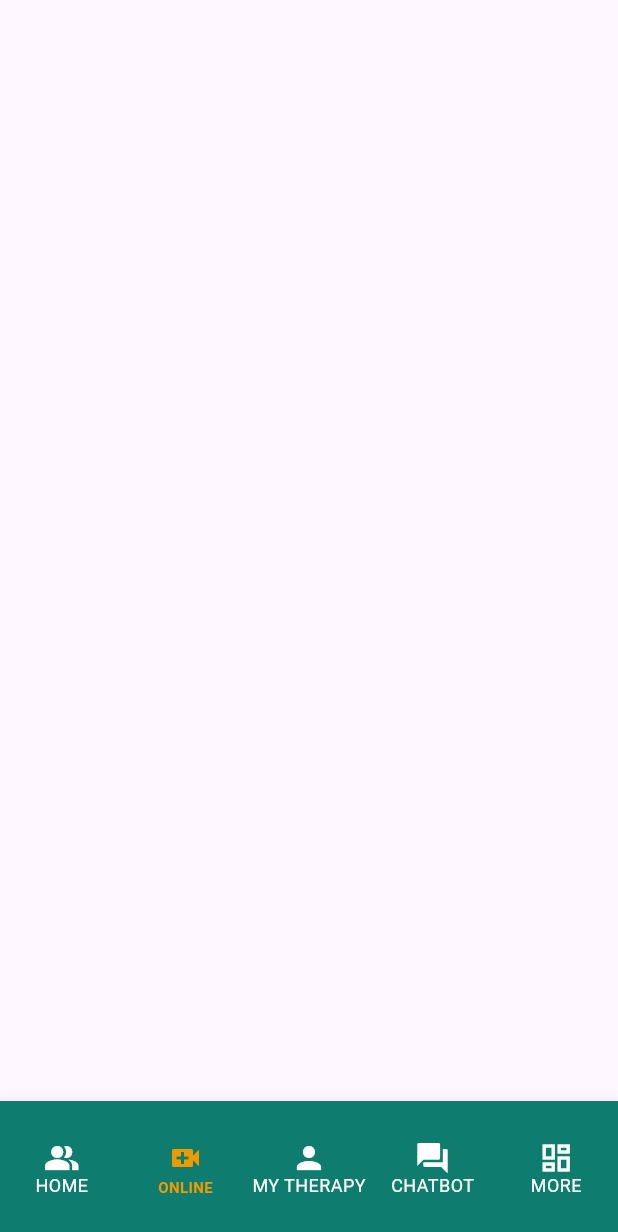
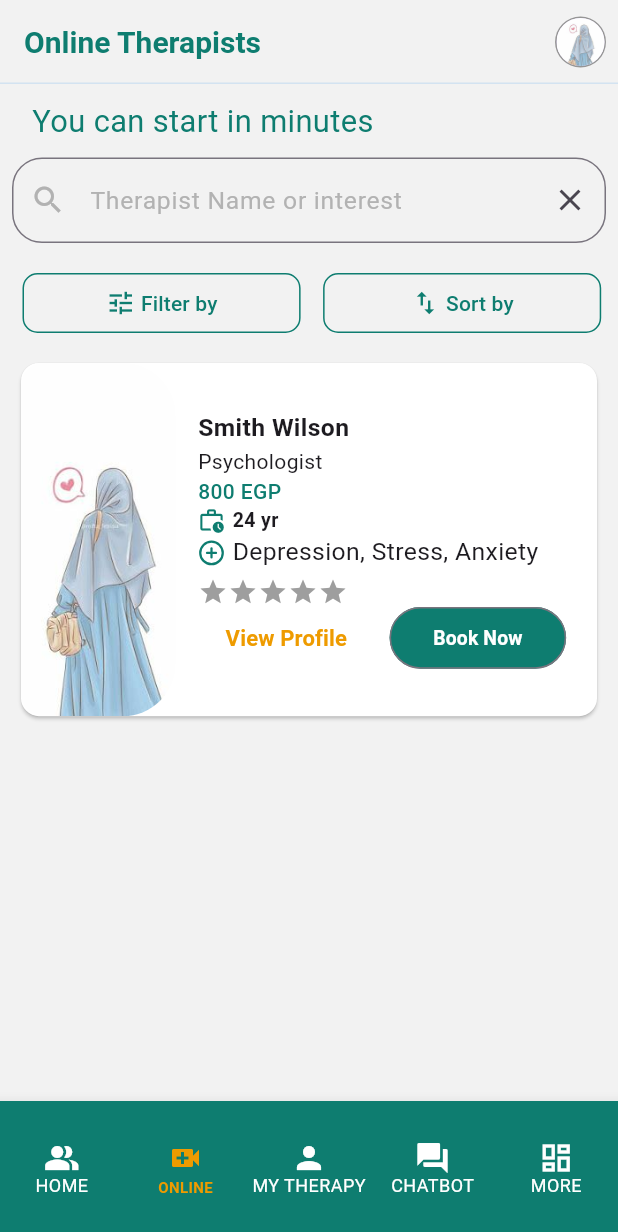
Before and after one commit to RokayaFawzy/tameit, a Flutter app: the screen it shows after launch, item 2 of the bottom bar chosen, on a phone screen of 412 x 824 dp. Shown: the top 1232 px of the screen. Run offline on Flutter 3.47's test engine with Material 3 defaults, Android fonts, the phone set to English and light mode, and no system bars; drawn by our look-alikes of flutter_rating_bar; our stand-ins replace flutter_feather_icons, google_fonts, intl_phone_field; missing offline and left inert: flutter_verification_code.

Commit message:
online therapists

```diff
--- /dev/null
+++ b/tame_it/lib/Screens/navbar_Root_Screens/branch_Screens/onlinepage.dart
@@ -0,0 +1,255 @@
+import 'package:flutter/material.dart';
+import 'package:tame_it/values/values.dart';
+import '../../../Models/Doctor_model.dart';
+import '../../../widgets/custom_card.dart';
+
+class OnlineTherapists extends StatefulWidget {
+  const OnlineTherapists({super.key});
+
+  @override
+  State<OnlineTherapists> createState() => __OnlineTherapistsStateState();
+}
+
+class __OnlineTherapistsStateState extends State<OnlineTherapists> {
+  final TextEditingController _searchController = TextEditingController();
+      var size,height,width;
+  @override
+  Widget build(BuildContext context) {
+     size = MediaQuery.of(context).size;
+    height = size.height;
+    width = size.width;
+    var heightOfScreen = MediaQuery.of(context).size.height;
+    var widthOfScreen = MediaQuery.of(context).size.width;
+    return Scaffold(
+        backgroundColor: AppColors.whiteShade3,
+        body: DefaultTabController(
+            length: 2,
+            child: GestureDetector(
+                child: Stack(children: <Widget>[
+              ListView(children: <Widget>[
+                Container(
+                  margin: EdgeInsets.only(
+                    left: widthOfScreen * 0.1,
+                    right: widthOfScreen * 0.3,
+                  ),
+                ),
+                Container(
+                  height: heightOfScreen,
+                  child: _buildMyTherapy(),
+                )
+              ])
+            ]))));
+  }
+
+  Widget _buildMyTherapy() {
+    return Scaffold(
+        backgroundColor: AppColors.whiteShade3,
+        appBar: AppBar(
+            backgroundColor: AppColors.whiteShade3,
+            shape: const Border(
+                bottom: BorderSide(
+              color: AppColors.whiteShade4,
+              width: 1,
+            )),
+            title: const Text('Online Therapists',
+                style: TextStyle(
+                  color: AppColors.deepsea,
+                  fontSize: 20,
+                  fontWeight: FontWeight.bold,
+                )),
+            actions: [
+              Row(mainAxisAlignment: MainAxisAlignment.spaceEvenly, children: [
+                Padding(
+                    padding: const EdgeInsets.only(right: 8.0),
+                    child: GestureDetector(
+                        onTap: () {
+                          Navigator.of(context).pushNamed('/Profile');
+                        },
+                        child: const CircleAvatar(
+                            radius: 17,
+                            backgroundColor: Colors.black38,
+                            child: CircleAvatar(
+                              radius: 16,
+                              backgroundImage:
+                                  AssetImage('assets/images/123.jpg'),
+                            ))))
+              ])
+            ]),
+        body: SafeArea(
+            child: SingleChildScrollView(
+                child: Column(
+                    crossAxisAlignment: CrossAxisAlignment.start,
+                    children: [
+              SizedBox(height: 10),
+              Text('    You can start in minutes',
+                  style: TextStyle(
+                    color: AppColors.deepsea,
+                    fontSize: width/20,
+                  )),
+              SizedBox(height: 2),
+              Padding(
+                  padding: const EdgeInsets.all(8.0),
+                  child: Row(children: [
+                    Expanded(
+                        child: TextField(
+                            controller: _searchController,
+                            keyboardType: TextInputType.text,
+                            decoration: InputDecoration(
+                                hintText: 'Therapist Name or interest',
+                                hintStyle: TextStyle(
+                                    color: AppColors.greyShade7, fontSize: width/25),
+                                prefixIcon: IconButton(
+                                    icon: const Icon(
+                                      Icons.search,
+                                      color: AppColors.greyShade7,
+                                    ),
+                                    onPressed: () {
+                                      // Perform the search here
+                                    }),
+                                suffixIcon: IconButton(
+                                  icon: Icon(Icons.clear),
+                                  onPressed: () => _searchController.clear(),
+                                ),
+                                border: OutlineInputBorder(
+                                  borderRadius: BorderRadius.circular(20.0),
+                                ))))
+                  ])),
+              const SizedBox(
+                height: 8,
+              ),
+              Row(
+                children: [
+                  Padding(
+                      padding: const EdgeInsets.only(left: 15.0),
+                      child: Row(children: [
+                        Container(
+                            width: width * 0.45,
+                            child: OutlinedButton(
+                                style: ButtonStyle(
+                                    side: MaterialStateProperty.all(
+                                        const BorderSide(
+                                            color: AppColors.deepsea,
+                                            width: 1.0,
+                                            style: BorderStyle.solid)),
+                                    shape: const MaterialStatePropertyAll(
+                                        RoundedRectangleBorder(
+                                      borderRadius:
+                                          BorderRadius.all(Radius.circular(10)),
+                                    ))),
+                                child: const Row(
+                                    mainAxisAlignment: MainAxisAlignment.center,
+                                    children: [
+                                      Icon(
+                                        Icons.tune,
+                                        color: AppColors.deepsea,
+                                        size: 20,
+                                      ),
+                                      Text(' Filter by',
+                                          style: TextStyle(
+                                            color: AppColors.deepsea,
+                                          ))
+                                    ]),
+                                onPressed: () {
+                                  Navigator.of(context)
+                                      .pushNamed('/FiltersScreen');
+                                }))
+                      ])),
+                  Padding(
+                      padding: const EdgeInsets.only(left: 15.0),
+                      child: Row(children: [
+                        Container(
+                            width: width * 0.45,
+                            child: OutlinedButton(
+                                style: ButtonStyle(
+                                    side: MaterialStateProperty.all(
+                                        const BorderSide(
+                                            color: AppColors.deepsea,
+                                            width: 1.0,
+                                            style: BorderStyle.solid)),
+                                    shape: const MaterialStatePropertyAll(
+                                        RoundedRectangleBorder(
+                                      borderRadius:
+                                          BorderRadius.all(Radius.circular(10)),
+                                    ))),
+                                child: const Row(
+                                    mainAxisAlignment: MainAxisAlignment.center,
+                                    children: [
+                                      Icon(
+                                        Icons.swap_vert,
+                                        color: AppColors.deepsea,
+                                        size: 20,
+                                      ),
+                                      Text(' Sort by',
+                                          style: TextStyle(
+                                            color: AppColors.deepsea,
+                                          ))
+                                    ]),
+                                onPressed: _showMultiSelect))
+                      ]))
+                ],
+              ),
+              SizedBox(
+                height: 12,
+              ),
+              DoctorCard(
+                doctor: Doctor(
+                    firstName: 'Smith',
+                    specialty: 'Psychologist',
+                    rating: 5,
+                    lastName: ' Wilson',
+                    price: '800',
+                    experienceYears: '24 yr',
+                    interest: 'Depression, Stress, Anxiety',
+                    image: 'assets/images/123.jpg'),
+              ),
+            ]))));
+  }
+
+//Sorted by page
+  String _selectedItem = ''; // Declaration and initialization of _selectedItem
+
+  void _showMultiSelect() {
+    final List<String> items = [
+      'Price: low to high',
+      'Price: high to low',
+      'Customer rating',
+      'Most popular'
+    ];
+    showDialog(
+        context: context,
+        builder: (BuildContext context) {
+          return AlertDialog(
+              title: Text("Sorting By",
+                  style: TextStyle(
+                    color: AppColors.deepsea,
+                    fontSize: 16,
+                    fontWeight: FontWeight.w600,
+                    fontFamily: 'Domine',
+                  )),
+              content: Column(mainAxisSize: MainAxisSize.min, children: [
+                for (String item in items)
+                  RadioListTile<String>(
+                      title: Text(item,
+                          style: TextStyle(color: AppColors.deepsea)),
+                      value: item,
+                      groupValue: _selectedItem,
+                      onChanged: (value) {
+                        setState(() {
+                          _selectedItem = value!;
+                        });
+                        Navigator.pop(context);
+                      },
+                      activeColor: AppColors.OrangePeel)
+              ]),
+              actions: <Widget>[
+                TextButton(
+                    onPressed: () {
+                      Navigator.pop(context);
+                    },
+                    style: TextButton.styleFrom(
+                        foregroundColor: AppColors.OrangePeel),
+                    child: Text('Cancel'))
+              ]);
+        });
+  }
+}
--- a/tame_it/lib/Screens/navbar_Root_Screens/branch_Screens/therapistspage.dart
+++ b/tame_it/lib/Screens/navbar_Root_Screens/branch_Screens/therapistspage.dart
@@ -1,6 +1,5 @@
 import 'package:flutter/material.dart';
 import 'package:tame_it/values/values.dart';
-
 import '../../../Models/Doctor_model.dart';
 import '../../../widgets/custom_card.dart';
 
@@ -18,7 +17,6 @@ class __TherapistsStateState extends State<Therapists> {
   Widget build(BuildContext context) {
     var heightOfScreen = MediaQuery.of(context).size.height;
     var widthOfScreen = MediaQuery.of(context).size.width;
-    ThemeData theme = Theme.of(context);
 
     return Scaffold(
         backgroundColor: AppColors.whiteShade3,
@@ -45,7 +43,6 @@ class __TherapistsStateState extends State<Therapists> {
   }
 
   Widget _buildMyTherapy() {
-    var heightOfScreen = MediaQuery.of(context).size.height;
     var widthOfScreen = MediaQuery.of(context).size.width;
     return Scaffold(
         backgroundColor: AppColors.whiteShade3,
@@ -87,7 +84,6 @@ class __TherapistsStateState extends State<Therapists> {
               padding: const EdgeInsets.all(8.0),
               child: Row(children: [
                 Expanded(
-                    // Use a Material design search bar
                     child: TextField(
                         controller: _searchController,
                         keyboardType: TextInputType.text,
@@ -123,7 +119,8 @@ class __TherapistsStateState extends State<Therapists> {
                         width: widthOfScreen * 0.45,
                         child: OutlinedButton(
                             style: ButtonStyle(
-                            side: MaterialStateProperty.all(const BorderSide(
+                                side: MaterialStateProperty.all(
+                                    const BorderSide(
                                         color: AppColors.deepsea,
                                         width: 1.0,
                                         style: BorderStyle.solid)),
@@ -147,9 +144,7 @@ class __TherapistsStateState extends State<Therapists> {
                                 ]),
                             onPressed: () {
                               Navigator.of(context).pushNamed('/FiltersScreen');
-                        },
-                      ),
-                    )
+                            }))
                   ])),
               Padding(
                   padding: const EdgeInsets.only(left: 15.0),
@@ -181,11 +176,7 @@ class __TherapistsStateState extends State<Therapists> {
                                         color: AppColors.deepsea,
                                       ))
                                 ]),
-                            onPressed: _showMultiSelect
-                            // () {
-                            //   Navigator.of(context).pushNamed('/');
-                            // }
-                            ))
+                            onPressed: _showMultiSelect))
                   ]))
             ],
           ),
@@ -201,12 +192,11 @@ class __TherapistsStateState extends State<Therapists> {
                 price: '800',
                 experienceYears: '24 yr',
                 interest: 'Depression, Stress, Anxiety',
-                image: ''),
+                image: 'assets/images/123.jpg'),
           ),
         ]))));
   }
-//Sorted bt page
-
+//Sorted by page
   String _selectedItem = ''; // Declaration and initialization of _selectedItem
 
   void _showMultiSelect() {
@@ -220,24 +210,18 @@ class __TherapistsStateState extends State<Therapists> {
         context: context,
         builder: (BuildContext context) {
           return AlertDialog(
-          title: Text(
-            "Sorting By",
+              title: Text("Sorting By",
                   style: TextStyle(
                     color: AppColors.deepsea,
                     fontSize: 16,
                     fontWeight: FontWeight.w600,
                     fontFamily: 'Domine',
-            ),
-          ),
-          content: Column(
-            mainAxisSize: MainAxisSize.min,
-            children: [
+                  )),
+              content: Column(mainAxisSize: MainAxisSize.min, children: [
                 for (String item in items)
                   RadioListTile<String>(
                       title: Text(item,
-                      style: TextStyle(
-                        color: AppColors.deepsea,
-                      )),
+                          style: TextStyle(color: AppColors.deepsea)),
                       value: item,
                       groupValue: _selectedItem,
                       onChanged: (value) {
@@ -246,43 +230,17 @@ class __TherapistsStateState extends State<Therapists> {
                         });
                         Navigator.pop(context);
                       },
-                  activeColor: AppColors.OrangePeel,
-                ),
-            ],
-          ),
+                      activeColor: AppColors.OrangePeel)
+              ]),
               actions: <Widget>[
                 TextButton(
                     onPressed: () {
                       Navigator.pop(context);
                     },
                     style: TextButton.styleFrom(
-                foregroundColor:
-                    AppColors.OrangePeel, // Changed text color to green
-              ),
-              child: Text('Cancel'),
-            ),
-          ],
-        );
-      },
-    );
+                        foregroundColor: AppColors.OrangePeel),
+                    child: Text('Cancel'))
+              ]);
+        });
   }
 }
-
-
-
-
-
-
-
-
-// ClipRRect(
-          //   borderRadius: BorderRadius.only(
-          //     topLeft: Radius.circular(10),
-          //     topRight: Radius.circular(10),
-          //   ),
-          //   child: AspectRatio(
-          //     aspectRatio: 10, // adjust aspect ratio as needed
-          //     child: Image.asset(
-          //         'assets/doctor.jpg'), // replace with your doctor image
-          //   ),
-          // ),
--- a/tame_it/lib/Screens/navbar_Root_Screens/navbar_root.dart
+++ b/tame_it/lib/Screens/navbar_Root_Screens/navbar_root.dart
@@ -1,5 +1,6 @@
 import 'package:flutter/material.dart';
 import 'package:tame_it/Screens/navbar_Root_Screens/Home.dart';
+import 'package:tame_it/Screens/navbar_Root_Screens/branch_Screens/onlinepage.dart';
 import 'package:tame_it/Screens/navbar_Root_Screens/branch_Screens/therapistspage.dart';
 import 'package:tame_it/values/values.dart';
 
@@ -14,7 +15,7 @@ class _NavBarRootState extends State<NavBarRoot> {
   int _selectedIndex = 0;
   final _screens = [
     Home(),
-    Container(),
+    OnlineTherapists(),
     Therapists(),
     Container(),
     Container(),
--- a/tame_it/lib/widgets/custom_card.dart
+++ b/tame_it/lib/widgets/custom_card.dart
@@ -4,42 +4,62 @@ import 'package:flutter_rating_bar/flutter_rating_bar.dart';
 import 'package:tame_it/values/values.dart';
 import '../Models/Doctor_model.dart';
 
-class DoctorCard extends StatelessWidget {
+class DoctorCard extends StatefulWidget {
   final Doctor doctor;
 
-  const DoctorCard({super.key, required this.doctor});
+ DoctorCard({super.key, required this.doctor});
+
+  @override
+  State<DoctorCard> createState() => _DoctorCardState();
+}
+
+class _DoctorCardState extends State<DoctorCard> {
+  var size,height,width;
 
   @override
   Widget build(BuildContext context) {
+     size = MediaQuery.of(context).size;
+    height = size.height;
+    width = size.width;
     return GestureDetector(
         onTap: () {
           Navigator.of(context).pushNamed('/Profile');
         },
+        child: Padding(
+            padding: const EdgeInsets.only(left: 10, right: 10),
             child: Card(
                 color: Colors.white,
-            child: Column(
-                crossAxisAlignment: CrossAxisAlignment.stretch,
-                children: [
-                  Row(children: [
+                child: Row(children: [
                   Padding(
-                      padding: const EdgeInsets.all(8.0),
-                      child: CircleAvatar(
-                          radius: 30,
-                          backgroundImage: AssetImage(doctor.image)),
+                    padding: const EdgeInsets.only(right: 15),
+                    child: SizedBox(
+                        width: width/4,
+                        height: height/3.5,
+                        child: ClipRRect(
+                            borderRadius: BorderRadius.only(
+                                topRight: Radius.circular(35),
+                                bottomRight: Radius.circular(35),
+                                topLeft: Radius.circular(15),
+                                bottomLeft: Radius.circular(15)),
+                            child: Image.asset(
+                              widget.doctor.image,
+                              fit: BoxFit.cover,
+                            ))),
                   ),
                   Column(
                       crossAxisAlignment: CrossAxisAlignment.start,
                       children: [
                         Text(
-                            doctor.firstName + doctor.lastName,
-                            style: const TextStyle(
-                                fontWeight: FontWeight.w600, fontSize: 15),
+                          widget.doctor.firstName + widget.doctor.lastName,
+                          style: TextStyle(
+                              fontWeight: FontWeight.w600, fontSize: width/25),
                         ),
-                          Text(doctor.specialty,
+                        Text(widget.doctor.specialty,
                             style:
-                                  const TextStyle(fontWeight: FontWeight.w400)),
-                          Text(doctor.price + ' EGP',
-                              style: const TextStyle(
+                             TextStyle(
+                              fontWeight: FontWeight.w400)),
+                        Text(widget.doctor.price + ' EGP',
+                            style: TextStyle(
                               color: AppColors.deepsea,
                               fontWeight: FontWeight.w500,
                             )),
@@ -48,26 +68,26 @@ class DoctorCard extends StatelessWidget {
                               size: 18, color: AppColors.deepsea),
                           const SizedBox(width: 5),
                           Text(
-                              doctor.experienceYears,
+                            widget.doctor.experienceYears,
                             style: const TextStyle(
                                 fontWeight: FontWeight.bold, fontSize: 13),
                           )
                         ]),
-                          Row(
-                            children: [
+                        Row(children: [
                           const Icon(FeatherIcons.plusCircle,
-                              size: 18,
-                              color: AppColors.deepsea),
+                              size: 18, color: AppColors.deepsea),
                           const SizedBox(width: 5),
-                              Text(doctor.interest,),
-                            ],
-                          ),
+                          Text(
+                            widget.doctor.interest,
+                            style: TextStyle(fontSize: width/25),
+                          )
+                        ]),
                         const SizedBox(height: 4),
                         RatingBar.builder(
                             initialRating: 0,
                             minRating: 1,
                             direction: Axis.horizontal,
-                              allowHalfRating: true,
+                            // allowHalfRating: true,
                             itemCount: 5,
                             itemSize: 20,
                             itemBuilder: (context, _) => const Icon(
@@ -77,9 +97,50 @@ class DoctorCard extends StatelessWidget {
                                 ),
                             onRatingUpdate: (rating) {
                               print(rating);
-                              })
+                            }),
+                        Row(
+                            mainAxisAlignment: MainAxisAlignment.start,
+                            children: [
+                              Container(
+                                width: width/3.5,
+                                height: height/20,
+                                child: TextButton(
+                                  onPressed: () {},
+                                  child: Text(
+                                    'View Profile',
+                                    style: TextStyle(
+                                      color: AppColors.OrangePeel,
+                                      fontSize: width/28,
+                                      fontWeight: FontWeight.w600,
+                                    ),
+                                  ),
+                                ),
+                              ),
+                              SizedBox(
+                                width: 10,
+                              ),
+                              Container(
+                                width: width/3.5,
+                                height: height/20,
+                                child: OutlinedButton(
+                                    style: ButtonStyle(
+                                        backgroundColor: MaterialStatePropertyAll(
+                                            AppColors.deepsea)),
+                                    onPressed: () {},
+                                    child: Text(
+                                      'Book Now',
+                                      style: TextStyle(
+                                        color: AppColors.white,
+                                        fontSize: width/32,
+                                        fontWeight: FontWeight.w600,
+                                      ),
+                                    )),
+                              ),
+                              SizedBox(
+                                height: 10,
+                              )
                             ])
                       ])
-                ])));
+                ]))));
   }
 }
```
Lines whose indentation alone changed are shown as unchanged.
